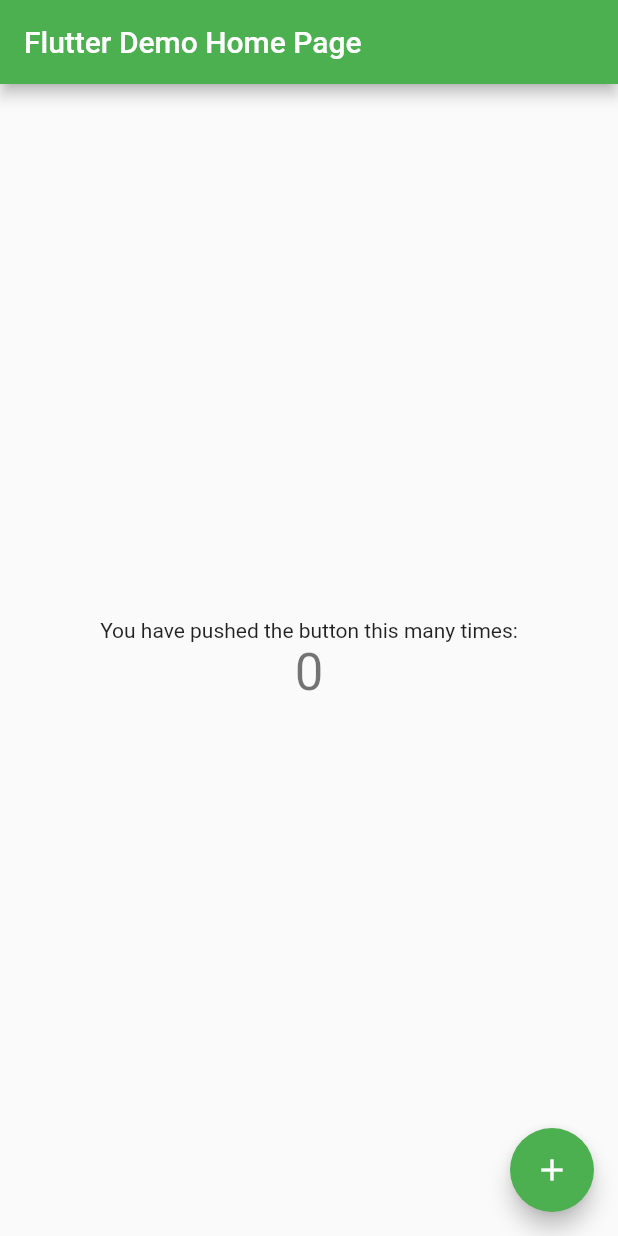
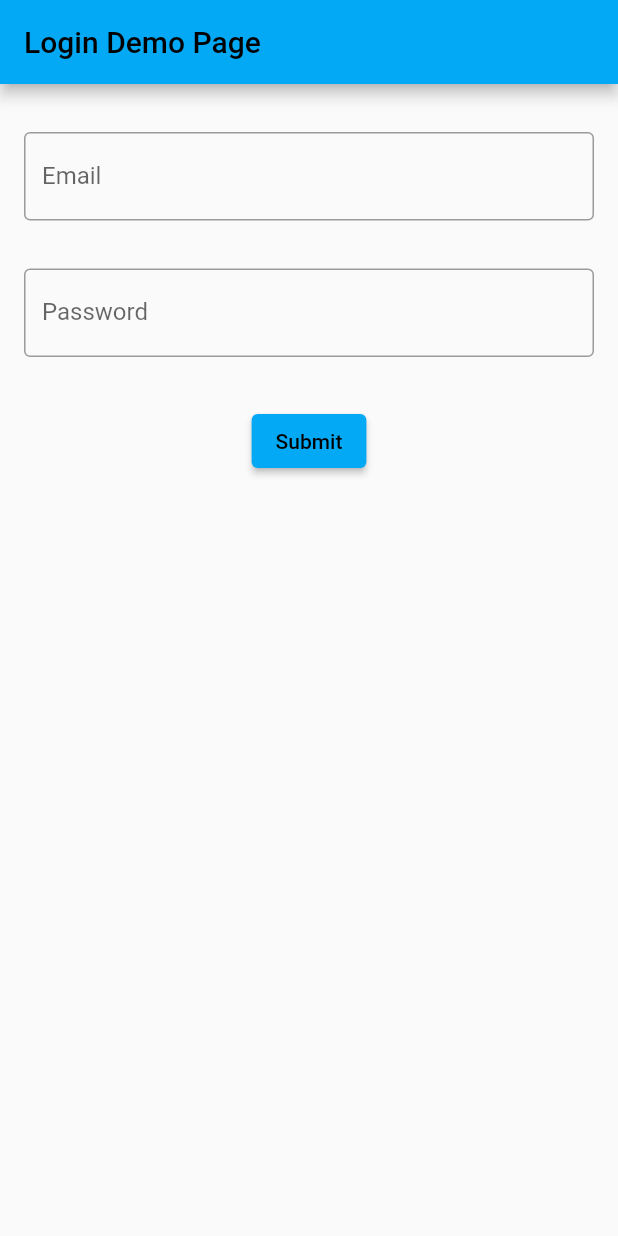
Before and after one commit to Sudhanshu2424/Demo_project, a Flutter app: the screen it shows after launch, on a phone screen of 412 x 824 dp. Run offline on Flutter 3.47's test engine with Material 2 defaults, Android fonts, the phone set to English and light mode, and no system bars.

Commit message:
Basic login page

```diff
--- a/lib/main.dart
+++ b/lib/main.dart
@@ -11,26 +11,17 @@ class MyApp extends StatelessWidget {
   @override
   Widget build(BuildContext context) {
     return MaterialApp(
-      title: 'Flutter Demo',
+      title: 'Login Demo Page',
       theme: ThemeData(
-        // This is the theme of your application.
-        //
-        // Try running your application with "flutter run". You'll see the
-        // application has a blue toolbar. Then, without quitting the app, try
-        // changing the primarySwatch below to Colors.green and then invoke
-        // "hot reload" (press "r" in the console where you ran "flutter run",
-        // or simply save your changes to "hot reload" in a Flutter IDE).
-        // Notice that the counter didn't reset back to zero; the application
-        // is not restarted.
-        primarySwatch: Colors.green,
+        primarySwatch: Colors.lightBlue,
       ),
-      home: const MyHomePage(title: 'Flutter Demo Home Page'),
+      home: const Login(title: 'Login Demo Page'),
     );
   }
 }
 
-class MyHomePage extends StatefulWidget {
-  const MyHomePage({super.key, required this.title});
+class Login extends StatefulWidget {
+  const Login({super.key, required this.title});
 
   // This widget is the home page of your application. It is stateful, meaning
   // that it has a State object (defined below) that contains fields that affect
@@ -44,72 +35,113 @@ class MyHomePage extends StatefulWidget {
   final String title;
 
   @override
-  State<MyHomePage> createState() => _MyHomePageState();
+  State<Login> createState() => _LoginState();
 }
 
-class _MyHomePageState extends State<MyHomePage> {
-  int _counter = 0;
-
-  void _incrementCounter() {
-    setState(() {
-      // This call to setState tells the Flutter framework that something has
-      // changed in this State, which causes it to rerun the build method below
-      // so that the display can reflect the updated values. If we changed
-      // _counter without calling setState(), then the build method would not be
-      // called again, and so nothing would appear to happen.
-      _counter++;
-    });
-  }
+class _LoginState extends State<Login> {
+  final _formKey = GlobalKey<FormState>();
+  TextEditingController emailController = TextEditingController();
+  TextEditingController passwordController = TextEditingController();
 
   @override
   Widget build(BuildContext context) {
-    // This method is rerun every time setState is called, for instance as done
-    // by the _incrementCounter method above.
-    //
-    // The Flutter framework has been optimized to make rerunning build methods
-    // fast, so that you can just rebuild anything that needs updating rather
-    // than having to individually change instances of widgets.
     return Scaffold(
       appBar: AppBar(
-        // Here we take the value from the MyHomePage object that was created by
-        // the App.build method, and use it to set our appbar title.
         title: Text(widget.title),
       ),
-      body: Center(
-        // Center is a layout widget. It takes a single child and positions it
-        // in the middle of the parent.
-        child: Column(
-          // Column is also a layout widget. It takes a list of children and
-          // arranges them vertically. By default, it sizes itself to fit its
-          // children horizontally, and tries to be as tall as its parent.
-          //
-          // Invoke "debug painting" (press "p" in the console, choose the
-          // "Toggle Debug Paint" action from the Flutter Inspector in Android
-          // Studio, or the "Toggle Debug Paint" command in Visual Studio Code)
-          // to see the wireframe for each widget.
-          //
-          // Column has various properties to control how it sizes itself and
-          // how it positions its children. Here we use mainAxisAlignment to
-          // center the children vertically; the main axis here is the vertical
-          // axis because Columns are vertical (the cross axis would be
-          // horizontal).
-          mainAxisAlignment: MainAxisAlignment.center,
-          children: <Widget>[
-            const Text(
-              'You have pushed the button this many times:',
-            ),
-            Text(
-              '$_counter',
-              style: Theme.of(context).textTheme.headlineMedium,
-            ),
-          ],
+      body: Form(
+        key: _formKey,
+        child: Padding(
+          padding: const EdgeInsets.symmetric(horizontal: 8, vertical: 16),
+          child: Column(
+            crossAxisAlignment: CrossAxisAlignment.center,
+            children: [
+              Padding(
+                padding:
+                const EdgeInsets.symmetric(horizontal: 8, vertical: 16),
+                child: TextFormField(
+                  controller: emailController,
+                  decoration: const InputDecoration(
+                      border: OutlineInputBorder(), labelText: "Email"),
+                  validator: (value) {
+                    if (value == null || value.isEmpty) {
+                      return 'Please enter your email';
+                    }
+                    return null;
+                  },
+                ),
+              ),
+              Padding(
+                padding:
+                const EdgeInsets.symmetric(horizontal: 8, vertical: 16),
+                child: TextFormField(
+                  controller: passwordController,
+                  obscureText: true,
+                  decoration: const InputDecoration(
+                      border: OutlineInputBorder(), labelText: "Password"),
+                  validator: (value) {
+                    if (value == null || value.isEmpty) {
+                      return 'Please enter your password';
+                    }
+                    return null;
+                  },
+                ),
+              ),
+              Padding(
+                padding:
+                const EdgeInsets.symmetric(horizontal: 8, vertical: 16.0),
+                child: Center(
+                  child: ElevatedButton(
+                    onPressed: () {
+                      if (_formKey.currentState!.validate()) {
+                        Navigator.push(
+                          context,
+                          MaterialPageRoute(
+                              builder: (context) => HomePage(
+                                email: emailController.text,
+                              )),
+                        );
+                      } else {
+                        ScaffoldMessenger.of(context).showSnackBar(
+                          const SnackBar(content: Text('Please fill input')),
+                        );
+                      }
+                    },
+                    child: const Text('Submit'),
+                  ),
+                ),
+              ),
+            ],
+          ),
         ),
       ),
-      floatingActionButton: FloatingActionButton(
-        onPressed: _incrementCounter,
-        tooltip: 'Increment',
-        child: const Icon(Icons.add),
-      ), // This trailing comma makes auto-formatting nicer for build methods.
     );
   }
 }
+
+class HomePage extends StatelessWidget {
+  const HomePage({super.key, required this.email});
+
+  final String email;
+
+  @override
+  Widget build(BuildContext context) {
+    return Scaffold(
+        appBar: AppBar(
+          title: const Text('Home Page'),
+        ),
+        body: Column(
+          children: [
+            Text(email),
+            Center(
+              child: ElevatedButton(
+                onPressed: () {
+                  Navigator.pop(context);
+                },
+                child: const Text("Go back!"),
+              ),
+            ),
+          ],
+        ));
+  }
+}
```
